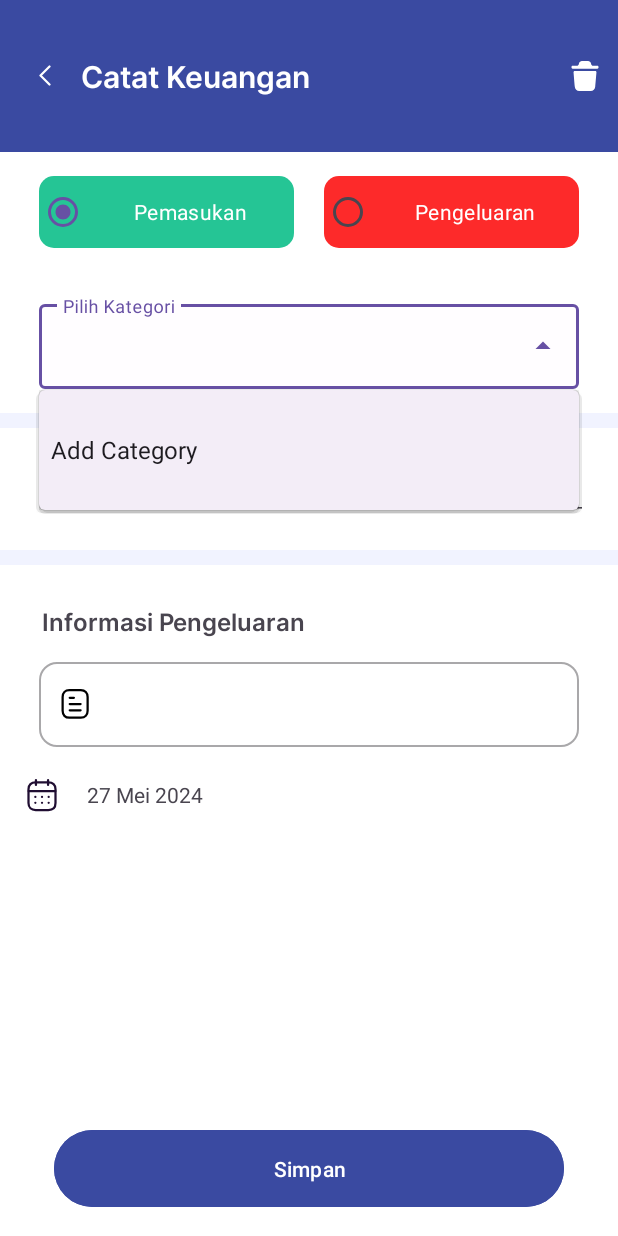
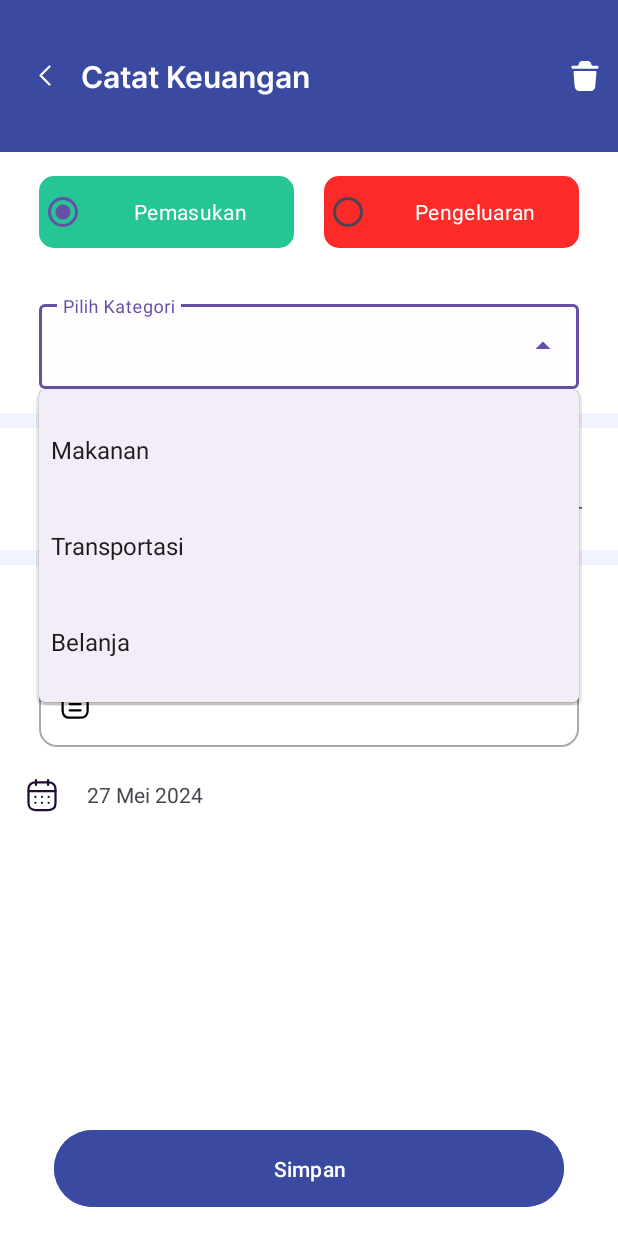
Before and after one commit to MissingPoma/Uangin, an Android app: the AddActivity screen opened directly, with no data from a screen before it, after a tap on an icon or button, on a phone screen of 412 x 824 dp. Run offline under Robolectric (Android 15) with nearby library versions, the phone set to English and light mode, and no system bars; our stand-ins replace Room's generated code.

Commit message:
kategori ditambah

```diff
--- a/app/build.gradle.kts
+++ b/app/build.gradle.kts
@@ -43,10 +43,12 @@ dependencies {
     val room_version = "2.6.1"
 
     implementation("androidx.room:room-runtime:$room_version")
-    kapt("androidx.room:room-compiler:$room_version")
     implementation("androidx.cardview:cardview:1.0.0")
     implementation(libs.androidx.core.ktx)
     implementation(libs.androidx.appcompat)
+    implementation ("androidx.room:room-runtime:$room_version")
+    kapt ("androidx.room:room-compiler:$room_version")
+    implementation ("androidx.room:room-ktx:$room_version")
     implementation(libs.material)
     implementation(libs.androidx.activity)
     implementation(libs.androidx.constraintlayout)
--- a/app/src/main/java/com/example/uangin/AddActivity.kt
+++ b/app/src/main/java/com/example/uangin/AddActivity.kt
@@ -1,29 +1,25 @@
 package com.example.uangin
 
 import android.app.DatePickerDialog
-import androidx.appcompat.app.AppCompatActivity
+import android.content.Intent
 import android.os.Bundle
-import android.content.Intent
+import android.util.Log
 import android.widget.ArrayAdapter
 import android.widget.AutoCompleteTextView
 import android.widget.ImageButton
 import android.widget.TextView
 import android.widget.Toast
+import androidx.appcompat.app.AppCompatActivity
 import androidx.lifecycle.lifecycleScope
 import androidx.room.Room
-import com.example.uangin.MainActivity
-import com.example.uangin.R
-import com.example.uangin.SettingActivity
 import com.example.uangin.database.AppDatabase
 import com.example.uangin.database.dao.KategoriDao
+import com.example.uangin.database.entity.Kategori
 import com.google.android.material.textfield.TextInputEditText
-import com.google.android.material.textfield.TextInputLayout
 import kotlinx.coroutines.Dispatchers
 import kotlinx.coroutines.launch
 import kotlinx.coroutines.withContext
-import java.text.SimpleDateFormat
 import java.util.*
-import com.google.android.material.floatingactionbutton.FloatingActionButton
 
 class AddActivity : AppCompatActivity() {
 
@@ -54,35 +50,39 @@ class AddActivity : AppCompatActivity() {
         catatanEditText = findViewById(R.id.catatanEditText)
         jumlahEditText = findViewById(R.id.jumlahEditText)
 
-        db = Room.databaseBuilder(applicationContext, AppDatabase::class.java, "app-database").build()
+
+        db = AppDatabase.getDatabase(applicationContext)
         categoryDao = db.kategoriDao()
 
-        val textInputLayout: TextInputLayout = findViewById(R.id.pilihKategori)
         autoCompleteTextView = findViewById(R.id.itemKategori)
 
         lifecycleScope.launch {
             val categories = withContext(Dispatchers.IO) {
-                val dbCategories = categoryDao.getAll()
-                dbCategories.map { it.namaKategori } + "Add Category"
+                categoryDao.getAll().map { it.namaKategori }
             }
 
-            val adapter = ArrayAdapter(this@AddActivity, android.R.layout.simple_dropdown_item_1line, categories)
-            autoCompleteTextView.setAdapter(adapter)
+            if (categories.isEmpty()) {
+                // Jika tidak ada kategori ditemukan, tambahkan kategori default ke database
+                categoryDao.insertAll(
+                    Kategori(namaKategori = "Makanan"),
+                    Kategori(namaKategori = "Transportasi"),
+                    Kategori(namaKategori = "Belanja")
+                    // Tambahkan kategori lainnya sesuai kebutuhan
+                )
+                // Setelah menambahkan kategori default, ambil kembali semua kategori
+                val updatedCategories = categoryDao.getAll().map { it.namaKategori }
+                val adapter = ArrayAdapter(this@AddActivity, android.R.layout.simple_dropdown_item_1line, updatedCategories)
+                autoCompleteTextView.setAdapter(adapter)
+            } else {
+                val adapter = ArrayAdapter(this@AddActivity, android.R.layout.simple_dropdown_item_1line, categories)
+                autoCompleteTextView.setAdapter(adapter)
+            }
 
             autoCompleteTextView.setOnItemClickListener { parent, view, position, id ->
-                if (position == categories.size - 1) {
-                    navigateToAddCategoryFragment()
-                } else {
-                    val selectedCategory = categories[position]
-                    Toast.makeText(applicationContext, "Selected: $selectedCategory", Toast.LENGTH_SHORT).show()
-                }
+                val selectedCategory = categories[position]
+                Toast.makeText(applicationContext, "Selected: $selectedCategory", Toast.LENGTH_SHORT).show()
             }
         }
-    }
-
-    private fun navigateToAddCategoryFragment() {
-        val intent = Intent(this, SettingActivity::class.java)
-        startActivity(intent)
     }
 
     private fun showDatePickerDialog() {
--- a/app/src/main/java/com/example/uangin/database/AppDatabase.kt
+++ b/app/src/main/java/com/example/uangin/database/AppDatabase.kt
@@ -10,6 +10,9 @@ import com.example.uangin.database.dao.PengeluaranDao
 import com.example.uangin.database.entity.Kategori
 import com.example.uangin.database.entity.Pemasukan
 import com.example.uangin.database.entity.Pengeluaran
+import kotlinx.coroutines.Dispatchers
+import kotlinx.coroutines.GlobalScope
+import kotlinx.coroutines.launch
 
 @Database(entities = [Pemasukan::class, Pengeluaran::class, Kategori::class], version = 1)
 abstract class AppDatabase : RoomDatabase() {
@@ -19,16 +22,35 @@ abstract class AppDatabase : RoomDatabase() {
 
     companion object {
         @Volatile
-        private var instance: AppDatabase? = null
+        private var INSTANCE: AppDatabase? = null
 
-        fun getInstance(context: Context): AppDatabase =
-            instance ?: synchronized(this) {
-                instance ?: buildDatabase(context).also { instance = it }
+        fun getDatabase(context: Context): AppDatabase {
+            return INSTANCE ?: synchronized(this) {
+                val instance = Room.databaseBuilder(
+                    context.applicationContext,
+                    AppDatabase::class.java,
+                    "app-database"
+                ).build()
+                INSTANCE = instance
+                instance
             }
+        }
+    }
 
-        private fun buildDatabase(context: Context) =
-            Room.databaseBuilder(context, AppDatabase::class.java, "app-database")
-                .fallbackToDestructiveMigration()
-                .build()
+    init {
+        // Inisialisasi database dengan data default
+        GlobalScope.launch(Dispatchers.IO) {
+            val dao = INSTANCE?.kategoriDao()
+            dao?.let { kategoriDao ->
+                if (kategoriDao.getAll().isEmpty()) {
+                    kategoriDao.insertAll(
+                        Kategori(namaKategori = "Makanan"),
+                        Kategori(namaKategori = "Transportasi"),
+                        Kategori(namaKategori = "Belanja")
+                        // Tambahkan kategori lainnya sesuai kebutuhan
+                    )
+                }
+            }
+        }
     }
 }
--- a/app/src/main/java/com/example/uangin/database/dao/KategoriDao.kt
+++ b/app/src/main/java/com/example/uangin/database/dao/KategoriDao.kt
@@ -9,18 +9,23 @@ import com.example.uangin.database.entity.Kategori
 @Dao
 interface KategoriDao {
     @Query("SELECT * FROM kategori")
-    fun getAll(): List<Kategori>
+    suspend fun getAll(): List<Kategori>
+
+    @Insert
+    suspend fun insert(kategori: Kategori)
 
     @Query("SELECT * FROM kategori WHERE id IN (:kategoriIds)")
-    fun loadAllByIds(kategoriIds: IntArray): List<Kategori>
+    suspend fun loadAllByIds(kategoriIds: IntArray): List<Kategori>
 
     @Query("SELECT * FROM kategori WHERE namaKategori LIKE :nama LIMIT 1")
-    fun findByName(nama: String): Kategori
+    suspend fun findByName(nama: String): Kategori?
 
     @Insert
-    fun insertAll(vararg kategori: Kategori)
+    suspend fun insertAll(vararg kategori: Kategori)
+
+    @Query("DELETE FROM kategori")
+    suspend fun deleteAll()
 
     @Delete
-    fun delete(kategori: Kategori)
-
+    suspend fun delete(kategori: Kategori)
 }
--- a/app/src/main/res/layout/item_add_category.xml
+++ b/app/src/main/res/layout/item_add_category.xml
@@ -1,9 +1,11 @@
 <?xml version="1.0" encoding="utf-8"?>
+
 <TextView xmlns:android="http://schemas.android.com/apk/res/android"
     android:layout_width="match_parent"
     android:layout_height="wrap_content"
     android:gravity="center"
     android:padding="16dp"
     android:text="Add Category"
-    android:textColor="@android:color/holo_blue_dark"
+    android:background="@color/white"
+    android:textColor="@color/black"
     android:textStyle="bold" />
```
Also changed, not shown: app/src/main/java/com/example/uangin/HomeFragment.kt (+8 -0 lines), app/src/main/java/com/example/uangin/MainActivity.kt (+9 -1 lines).
